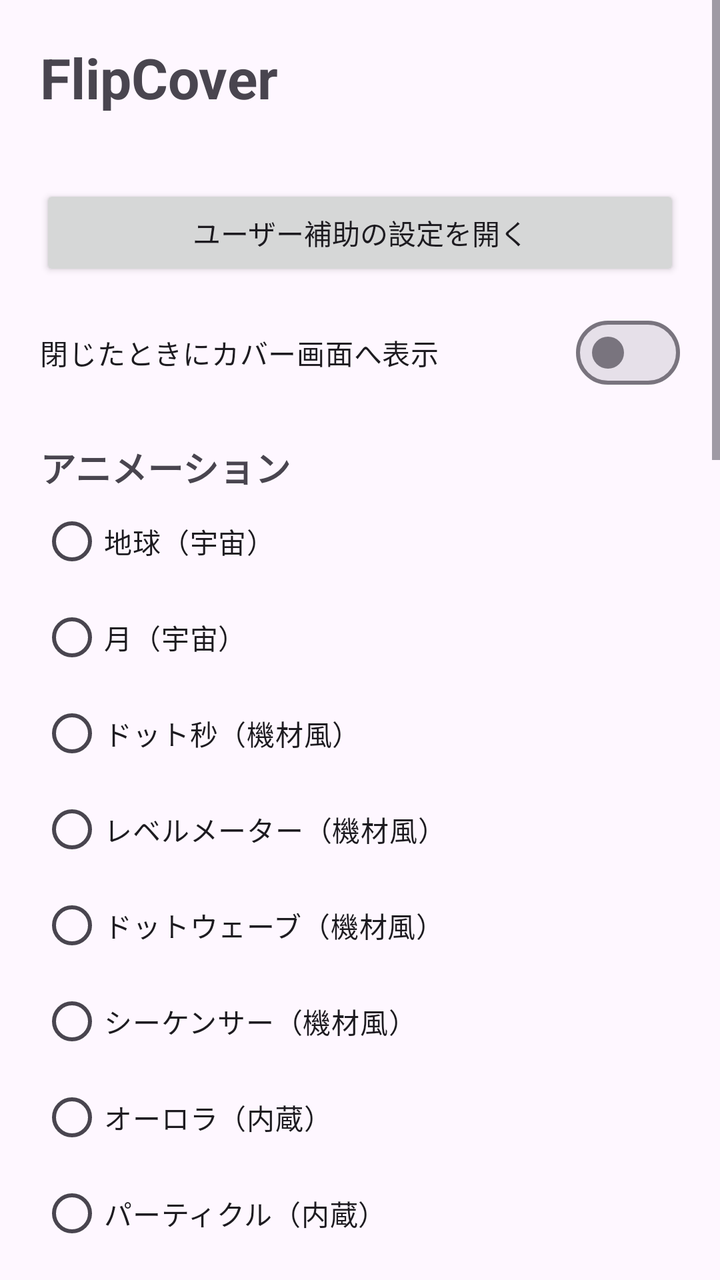
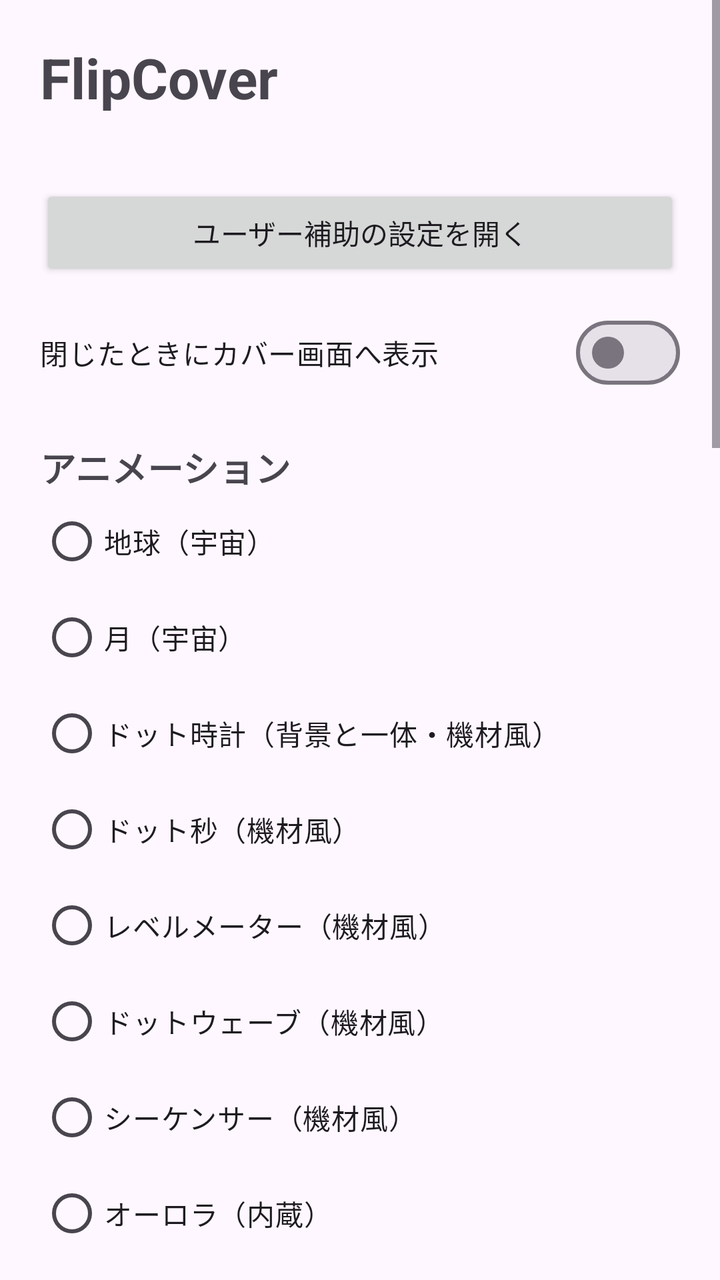

Before-and-after screenshots of an Android layout around one commit, followed by the original layout XML and the change that was made.
<!-- AndroidManifest.xml: application theme Theme.FlipCover -->
<!-- res/layout/activity_main.xml -->
<?xml version="1.0" encoding="utf-8"?>
<ScrollView xmlns:android="http://schemas.android.com/apk/res/android"
    android:layout_width="match_parent"
    android:layout_height="match_parent"
    android:fitsSystemWindows="true">

    <LinearLayout
        android:layout_width="match_parent"
        android:layout_height="wrap_content"
        android:orientation="vertical"
        android:padding="20dp">

        <TextView
            android:layout_width="wrap_content"
            android:layout_height="wrap_content"
            android:text="@string/app_name"
            android:textSize="28sp"
            android:textStyle="bold" />

        <TextView
            android:id="@+id/serviceStatus"
            android:layout_width="wrap_content"
            android:layout_height="wrap_content"
            android:layout_marginTop="8dp" />

        <Button
            android:id="@+id/openAccessibility"
            android:layout_width="match_parent"
            android:layout_height="wrap_content"
            android:layout_marginTop="8dp"
            android:text="ユーザー補助の設定を開く" />

        <com.google.android.material.materialswitch.MaterialSwitch
            android:id="@+id/enabledSwitch"
            android:layout_width="match_parent"
            android:layout_height="wrap_content"
            android:layout_marginTop="12dp"
            android:text="閉じたときにカバー画面へ表示" />

        <TextView
            android:layout_width="wrap_content"
            android:layout_height="wrap_content"
            android:layout_marginTop="20dp"
            android:text="アニメーション"
            android:textSize="18sp"
            android:textStyle="bold" />

        <RadioGroup
            android:id="@+id/modeGroup"
            android:layout_width="match_parent"
            android:layout_height="wrap_content">

            <RadioButton android:id="@+id/modeEarth" android:layout_width="wrap_content"
                android:layout_height="wrap_content" android:text="地球（宇宙）" />
            <RadioButton android:id="@+id/modeMoon" android:layout_width="wrap_content"
                android:layout_height="wrap_content" android:text="月（宇宙）" />
            <RadioButton android:id="@+id/modeDotSeconds" android:layout_width="wrap_content"
                android:layout_height="wrap_content" android:text="ドット秒（機材風）" />
            <RadioButton android:id="@+id/modeLevelMeter" android:layout_width="wrap_content"
                android:layout_height="wrap_content" android:text="レベルメーター（機材風）" />
            <RadioButton android:id="@+id/modeDotWave" android:layout_width="wrap_content"
                android:layout_height="wrap_content" android:text="ドットウェーブ（機材風）" />
            <RadioButton android:id="@+id/modeSequencer" android:layout_width="wrap_content"
                android:layout_height="wrap_content" android:text="シーケンサー（機材風）" />
            <RadioButton android:id="@+id/modeAurora" android:layout_width="wrap_content"
                android:layout_height="wrap_content" android:text="オーロラ（内蔵）" />
            <RadioButton android:id="@+id/modeParticles" android:layout_width="wrap_content"
                android:layout_height="wrap_content" android:text="パーティクル（内蔵）" />
            <RadioButton android:id="@+id/modeGif" android:layout_width="wrap_content"
                android:layout_height="wrap_content" android:text="GIF / アニメーションWebP" />
            <RadioButton android:id="@+id/modeVideo" android:layout_width="wrap_content"
                android:layout_height="wrap_content" android:text="動画（ループ・無音）" />
        </RadioGroup>

        <TextView
            android:id="@+id/speedLabel"
            android:layout_width="wrap_content"
            android:layout_height="wrap_content"
            android:layout_marginTop="8dp" />

        <com.google.android.material.slider.Slider
            android:id="@+id/speedSlider"
            android:layout_width="match_parent"
            android:layout_height="wrap_content"
            android:stepSize="0.25"
            android:valueFrom="0.25"
            android:valueTo="3" />

        <TextView
            android:id="@+id/mediaLabel"
            android:layout_width="wrap_content"
            android:layout_height="wrap_content"
            android:textSize="12sp" />

        <com.google.android.material.materialswitch.MaterialSwitch
            android:id="@+id/clockSwitch"
            android:layout_width="match_parent"
            android:layout_height="wrap_content"
            android:layout_marginTop="12dp"
            android:text="時計を重ねて表示" />

        <com.google.android.material.materialswitch.MaterialSwitch
            android:id="@+id/boldMinuteSwitch"
            android:layout_width="match_parent"
            android:layout_height="wrap_content"
            android:text="分針を太く長くする（ドット系）" />

        <com.google.android.material.materialswitch.MaterialSwitch
            android:id="@+id/minuteTipSwitch"
            android:layout_width="match_parent"
            android:layout_height="wrap_content"
            android:text="分針の先に丸と外周の印を付ける（ドット系）" />

        <com.google.android.material.materialswitch.MaterialSwitch
            android:id="@+id/digitalSwitch"
            android:layout_width="match_parent"
            android:layout_height="wrap_content"
            android:text="秒つきデジタル時計も表示する" />

        <com.google.android.material.materialswitch.MaterialSwitch
            android:id="@+id/backdropSwitch"
            android:layout_width="match_parent"
            android:layout_height="wrap_content"
            android:text="時計の後ろをぼかして見やすくする" />

        <Button
            android:id="@+id/clockStyle"
            style="@style/Widget.Material3.Button.OutlinedButton"
            android:layout_width="match_parent"
            android:layout_height="wrap_content"
            android:layout_marginTop="4dp" />

        <TextView
            android:layout_width="wrap_content"
            android:layout_height="wrap_content"
            android:layout_marginTop="20dp"
            android:text="カバー画面のアプリ"
            android:textSize="18sp"
            android:textStyle="bold" />

        <TextView
            android:id="@+id/appsLabel"
            android:layout_width="wrap_content"
            android:layout_height="wrap_content"
            android:textSize="12sp" />

        <Button
            android:id="@+id/pickApps"
            android:layout_width="match_parent"
            android:layout_height="wrap_content"
            android:layout_marginTop="4dp"
            android:text="アプリを選ぶ" />

        <TextView
            android:layout_width="wrap_content"
            android:layout_height="wrap_content"
            android:layout_marginTop="20dp"
            android:text="プレビュー"
            android:textSize="18sp"
            android:textStyle="bold" />

        <TextView
            android:layout_width="wrap_content"
            android:layout_height="wrap_content"
            android:text="ドラッグで移動、2本指で拡大・縮小できます。赤い枠はカメラの位置です。"
            android:textSize="12sp" />

        
        <FrameLayout
            android:id="@+id/preview"
            android:layout_width="300dp"
            android:layout_height="332dp"
            android:layout_gravity="center_horizontal"
            android:layout_marginTop="8dp"
            android:background="#000000"
            android:clipChildren="true" />

        <Button
            android:id="@+id/resetLayout"
            style="@style/Widget.Material3.Button.TextButton"
            android:layout_width="wrap_content"
            android:layout_height="wrap_content"
            android:layout_gravity="center_horizontal"
            android:text="配置を元に戻す" />

        <TextView
            android:layout_width="wrap_content"
            android:layout_height="wrap_content"
            android:layout_marginTop="20dp"
            android:text="ディスプレイ情報（デバッグ用）"
            android:textStyle="bold" />

        <TextView
            android:id="@+id/displayInfo"
            android:layout_width="wrap_content"
            android:layout_height="wrap_content"
            android:fontFamily="monospace"
            android:textSize="11sp" />
    </LinearLayout>
</ScrollView>
<!-- resources referenced by this layout -->
<resources>
  <string name="app_name">FlipCover</string>
  <style name="Theme.FlipCover" parent="Theme.Material3.DayNight.NoActionBar" />
</resources>

<!-- the commit's change to res/layout/activity_main.xml (unified diff, before → after) -->
@@ -54,6 +54,8 @@
                 android:layout_height="wrap_content" android:text="地球（宇宙）" />
             <RadioButton android:id="@+id/modeMoon" android:layout_width="wrap_content"
                 android:layout_height="wrap_content" android:text="月（宇宙）" />
+            <RadioButton android:id="@+id/modeDotClock" android:layout_width="wrap_content"
+                android:layout_height="wrap_content" android:text="ドット時計（背景と一体・機材風）" />
             <RadioButton android:id="@+id/modeDotSeconds" android:layout_width="wrap_content"
                 android:layout_height="wrap_content" android:text="ドット秒（機材風）" />
             <RadioButton android:id="@+id/modeLevelMeter" android:layout_width="wrap_content"
